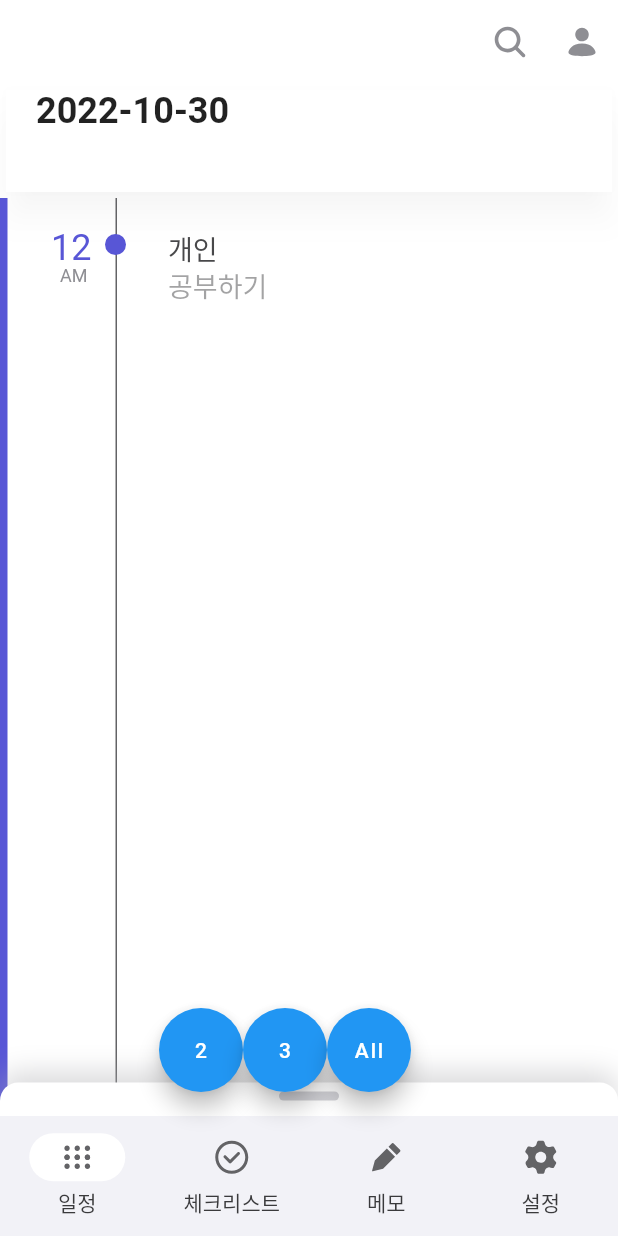
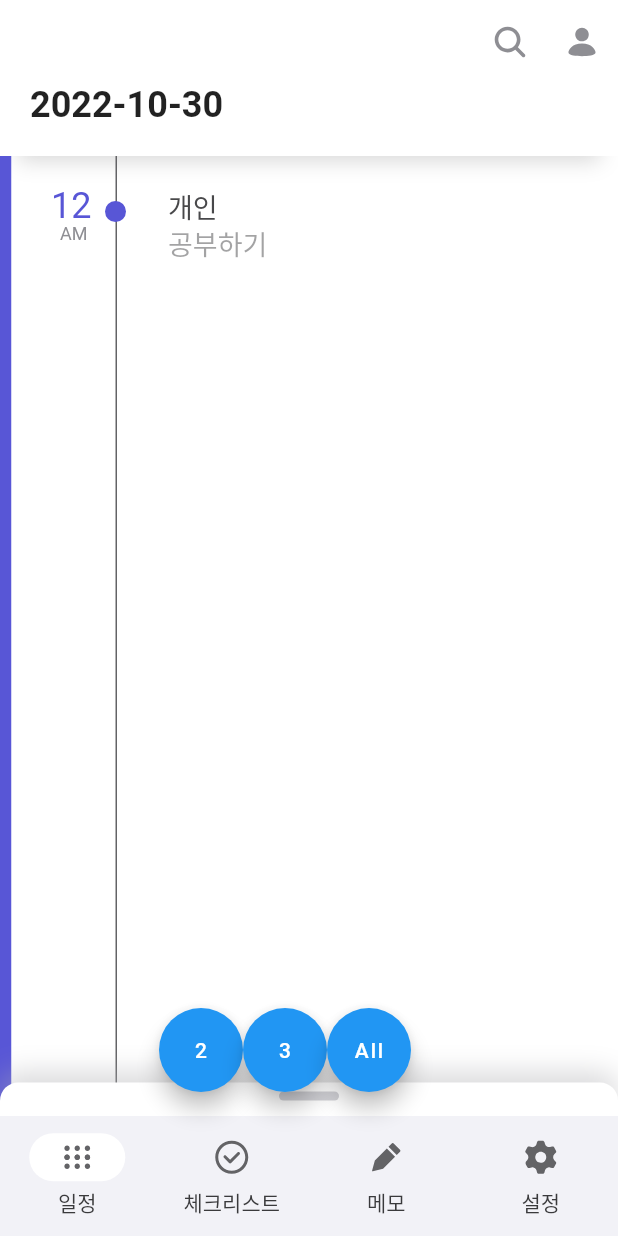
Before and after one commit to woori-side-team/calendar, a Flutter app: the DayPage screen opened directly with empty values, after a tap on "30", on a phone screen of 412 x 824 dp. Run offline on Flutter 3.47's test engine with Material 2 defaults, Android fonts, the phone set to English and light mode, and no system bars; our stand-ins replace carousel_slider, flutter_svg, freezed_annotation, get_it, hive, hive_flutter and 2 more; accounts and stored records are empty; generated files the repository leaves out were written again; Roboto replaces fonts that are missing (Pretendard).

Commit message:
바텀시트 디자인 수정 바텀시트 편집 버튼 색상 로직 추가

```diff
--- a/lib/main.dart
+++ b/lib/main.dart
@@ -3,6 +3,7 @@ import 'package:calendar/common/di/di.dart';
 import 'package:calendar/data/data_sources/local//schedule_entity.dart';
 import 'package:calendar/presentation/providers/schedules_provider.dart';
 import 'package:calendar/presentation/providers/selection_provider.dart';
+import 'package:calendar/presentation/providers/sheet_provider.dart';
 import 'package:flutter/material.dart';
 import 'package:hive_flutter/adapters.dart';
 import 'package:provider/provider.dart';
@@ -22,5 +23,6 @@ void main() async {
   runApp(MultiProvider(providers: [
     ChangeNotifierProvider(create: (context) => SchedulesProvider()),
     ChangeNotifierProvider(create: (context) => SelectionProvider()),
+    ChangeNotifierProvider(create: (context) => SheetProvider()),
   ], child: const App()));
 }
--- /dev/null
+++ b/lib/presentation/providers/sheet_provider.dart
@@ -0,0 +1,68 @@
+import 'package:calendar/domain/models/schedule_model.dart';
+import 'package:flutter/material.dart';
+
+import '../../common/utils/custom_date_utils.dart';
+import '../widgets/common/custom_theme.dart';
+
+class SheetProvider with ChangeNotifier {
+  // page마다 sheet는 다 다른 시트이기 때문에,
+  // DraggableScrollableController 하나를 다같이 쓰면
+  // 이미 할당된 controller라면서 error가 뜬다.
+  // 그래서 page마다 다 다른 controller를 할당
+  final List<DraggableScrollableController> _sheetScrollControllers = [];
+  Color _editColor = CustomTheme.gray.gray3;
+
+  @override
+  void dispose() {
+    for (var controller in _sheetScrollControllers) {
+      controller.dispose();
+    }
+    super.dispose();
+  }
+
+  void addScrollController() {
+    _sheetScrollControllers.add(DraggableScrollableController());
+  }
+
+  List<DraggableScrollableController> get sheetScrollControllers =>
+      _sheetScrollControllers;
+
+  Color get editColor => _editColor;
+
+  void setEditColor(int scrollControllerIndex, double size) {
+    if (_sheetScrollControllers[scrollControllerIndex].isAttached &&
+        _sheetScrollControllers[scrollControllerIndex].size >= 0.5) {
+      _editColor = CustomTheme.tint.blue;
+    } else {
+      _editColor = CustomTheme.gray.gray3;
+    }
+    notifyListeners();
+  }
+
+  /// DateTime.now()와 target이 며칠 차이나는지 반환
+  int getDCount(DateTime target) {
+    final startDate = DateTime(target.year, target.month, target.day);
+    final nowDate =
+        DateTime(DateTime.now().year, DateTime.now().month, DateTime.now().day);
+    return startDate.difference(nowDate).inDays;
+  }
+
+  double getMaxSheetSize(BuildContext context) {
+    double safePadding = MediaQuery.of(context).padding.top;
+    double totalHeight = MediaQuery.of(context).size.height;
+    double safeTotalRatio = safePadding / totalHeight;
+    return 1.0 - safeTotalRatio;
+  }
+
+  bool isScheduleToShow(ScheduleModel schedule) {
+    bool isDCountZeroOrMoreThanZero(ScheduleModel schedule) {
+      final dCount = getDCount(schedule.start);
+      return dCount >= 0;
+    }
+
+    final now = CustomDateUtils.getNow();
+
+    return schedule.start.month == now.month &&
+        isDCountZeroOrMoreThanZero(schedule);
+  }
+}
--- a/lib/presentation/widgets/common/custom_bottom_sheet.dart
+++ b/lib/presentation/widgets/common/custom_bottom_sheet.dart
@@ -1,6 +1,8 @@
+import 'package:calendar/presentation/providers/sheet_provider.dart';
 import 'package:calendar/presentation/widgets/common/custom_backdrop.dart';
 import 'package:calendar/presentation/widgets/common/custom_theme.dart';
 import 'package:flutter/material.dart';
+import 'package:provider/provider.dart';
 
 /// 화면에 항상 떠 있는 bottom sheet입니다.
 /// 드래그하여 크기를 조정할 수 있습니다.
@@ -24,33 +26,40 @@ class CustomBottomSheet extends StatefulWidget {
 }
 
 class _CustomBottomSheetState extends State<CustomBottomSheet> {
-  // Rebuild 이후에도 새로 만들지 않고 재사용해야 하므로 state로 들고 있음.
-  late final DraggableScrollableController _sheetController;
-
   late double _size;
 
-  void _handleChange() {
+  //몇 번째 sheet냐?
+  late int sheetIndex;
+
+  void _handleChange(SheetProvider viewModel) {
     setState(() {
-      _size = _sheetController.size;
+      double middleSize = 0.5;
+      _size = viewModel.sheetScrollControllers[sheetIndex].size;
+      if (_size == widget.minSize ||
+          _size == middleSize ||
+          _size == widget.maxSize) {
+        viewModel.setEditColor(sheetIndex, _size);
+      }
     });
   }
 
   @override
   void initState() {
     super.initState();
-    _sheetController = DraggableScrollableController();
-    _sheetController.addListener(_handleChange);
+    final viewModel = context.read<SheetProvider>();
+    sheetIndex = viewModel.sheetScrollControllers.length;
+    viewModel.addScrollController();
+    final scrollController = viewModel.sheetScrollControllers[sheetIndex];
+    scrollController.addListener(() {
+      _handleChange(viewModel);
+    });
     _size = widget.minSize;
   }
 
   @override
-  void dispose() {
-    _sheetController.removeListener(_handleChange);
-    super.dispose();
-  }
+  Widget build(BuildContext context) {
+    final viewModel = context.watch<SheetProvider>();
 
-  @override
-  Widget build(BuildContext context) {
     final decoration = BoxDecoration(
         color: CustomTheme.background.primary,
         borderRadius: const BorderRadius.only(
@@ -83,7 +92,7 @@ class _CustomBottomSheetState extends State<CustomBottomSheet> {
           maxValue: widget.maxSize,
           minShowValue: widget.minSize + 0.1),
       DraggableScrollableSheet(
-          controller: _sheetController,
+          controller: viewModel.sheetScrollControllers[sheetIndex],
           minChildSize: widget.minSize,
           maxChildSize: widget.maxSize,
           initialChildSize: widget.minSize,
@@ -96,8 +105,9 @@ class _CustomBottomSheetState extends State<CustomBottomSheet> {
                   controller: scrollController,
                   child: Column(children: [
                     Tooltip(
-                      showDuration: const Duration(seconds: 5),
-                      padding: const EdgeInsets.only(top: 6, bottom: 10, left: 11, right: 11),
+                        showDuration: const Duration(seconds: 5),
+                        padding: const EdgeInsets.only(
+                            top: 6, bottom: 10, left: 11, right: 11),
                         message: '해당 슬라이드를 위로 당기면, 다가오는 일정을 확인할 수 '
                             '있고 일정을 추가할 수도 있습니다.',
                         textStyle: TextStyle(color: CustomTheme.scale.scale1),
--- a/lib/presentation/widgets/layout/custom_app_bar.dart
+++ b/lib/presentation/widgets/layout/custom_app_bar.dart
@@ -53,6 +53,7 @@ class CustomAppBar extends StatelessWidget implements PreferredSizeWidget {
   Widget build(BuildContext context) {
     return AppBar(
         systemOverlayStyle: SystemUiOverlayStyle.dark,
+        automaticallyImplyLeading: false,
         backgroundColor: Colors.transparent,
         elevation: 0,
         actions: [
--- a/lib/presentation/widgets/schedule/day_page.dart
+++ b/lib/presentation/widgets/schedule/day_page.dart
@@ -16,7 +16,7 @@ class DayPage extends StatelessWidget {
   static const routeName = 'day';
   final DateTime selectedDate;
 
-  DayPage({super.key, required this.selectedDate});
+  const DayPage({super.key, required this.selectedDate});
 
   Widget _createLimitedScheduleTextContainer({
     required String title,
@@ -145,7 +145,7 @@ class DayPage extends StatelessWidget {
           ],
         ),
         Padding(
-          padding: const EdgeInsets.only(left: 12, top: 24),
+          padding: const EdgeInsets.only(left: 12, top: 30),
           child: Container(
             width: 14,
             height: 14,
@@ -181,20 +181,23 @@ class DayPage extends StatelessWidget {
   }
 
   Widget _createDateCard({required DateTime date}) {
-    return Card(
-      color: CustomTheme.background.primary,
-      shadowColor: const Color.fromRGBO(0, 0, 0, 0.16),
-      elevation: 9,
-      child: Container(
+    return Container(
       width: double.infinity,
+      height: 48,
       decoration: BoxDecoration(
+        boxShadow: const [
+          BoxShadow(
+              offset: Offset(0, 15),
+              color: Color.fromRGBO(0, 0, 0, 0.16),
+              blurRadius: 12,
+              spreadRadius: -12)
+        ],
         color: CustomTheme.background.primary,
       ),
-        padding: const EdgeInsets.only(left: 20, bottom: 40),
+      padding: const EdgeInsets.only(left: 20, bottom: 10),
       child: Text(
         DateFormat('yyyy-MM-dd').format(date),
         style: const TextStyle(fontWeight: FontWeight.w600, fontSize: 24),
-        ),
       ),
     );
   }
@@ -246,7 +249,7 @@ class DayPage extends StatelessWidget {
                               scrollDirection: Axis.horizontal,
                               itemBuilder: (context, index) {
                                 return Container(
-                              width: 5,
+                                  width: 7.5,
                                   color: markerColors[schedulesProvider
                                           .allDaySchedulesColorIndexes[
                                       index % markerColors.length]],
@@ -258,7 +261,11 @@ class DayPage extends StatelessWidget {
                                 );
                               },
                               itemCount: schedulesProvider
-                              .allDaySchedulesColorIndexes.length),
+                                          .allDaySchedulesColorIndexes.length <=
+                                      3
+                                  ? schedulesProvider
+                                      .allDaySchedulesColorIndexes.length
+                                  : 3),
                         ),
                       ],
                     ),
@@ -273,6 +280,7 @@ class DayPage extends StatelessWidget {
                       ),
                     ),
                     ListView.builder(
+                      padding: EdgeInsets.zero,
                       physics: const ClampingScrollPhysics(),
                       itemCount: schedulesProvider.oneDaySchedules.length,
                       itemBuilder: (BuildContext context, int index) {
--- a/lib/presentation/widgets/schedule/schedule_sheet.dart
+++ b/lib/presentation/widgets/schedule/schedule_sheet.dart
@@ -1,7 +1,7 @@
-import 'package:calendar/common/utils/custom_date_utils.dart';
 import 'package:calendar/common/utils/custom_route_utils.dart';
 import 'package:calendar/domain/models/schedule_model.dart';
 import 'package:calendar/presentation/providers/schedules_provider.dart';
+import 'package:calendar/presentation/providers/sheet_provider.dart';
 import 'package:calendar/presentation/widgets/common/custom_bottom_sheet.dart';
 import 'package:calendar/presentation/widgets/common/custom_theme.dart';
 import 'package:calendar/presentation/widgets/schedule/day_page.dart';
@@ -45,7 +45,7 @@ class _ScheduleSheet extends State<ScheduleSheet> {
     _mode = _Mode.view;
   }
 
-  Widget _createHeader() {
+  Widget _createHeader(SheetProvider viewModel) {
     return Container(
         alignment: Alignment.centerLeft,
         padding: const EdgeInsets.only(top: 14, left: 20, right: 18),
@@ -60,8 +60,8 @@ class _ScheduleSheet extends State<ScheduleSheet> {
               ? TextButton(
                   onPressed: _handlePressEdit,
                   child: Text('편집',
-                      style: TextStyle(
-                          fontSize: 17, color: CustomTheme.tint.blue)))
+                      style:
+                          TextStyle(fontSize: 17, color: viewModel.editColor)))
               : IconButton(
                   onPressed: _handlePressView,
                   icon:
@@ -69,18 +69,11 @@ class _ScheduleSheet extends State<ScheduleSheet> {
         ]));
   }
 
-  /// DateTime.now()와 target이 며칠 차이나는지 반환
-  int _getDCount(DateTime target) {
-    final startDate = DateTime(target.year, target.month, target.day);
-    final nowDate =
-        DateTime(DateTime.now().year, DateTime.now().month, DateTime.now().day);
-    return startDate.difference(nowDate).inDays;
-  }
-
-  Widget _createScheduleView(BuildContext context, ScheduleModel schedule) {
+  Widget _createScheduleView(
+      SheetProvider viewModel, BuildContext context, ScheduleModel schedule) {
     const controlWidth = 24.0;
     const controlHeight = 24.0;
-    final dCount = _getDCount(schedule.start);
+    final dCount = viewModel.getDCount(schedule.start);
 
     return Container(
         height: 24,
@@ -96,7 +89,7 @@ class _ScheduleSheet extends State<ScheduleSheet> {
                       ? BorderRadius.circular(50)
                       : null,
                   color: markerColors[schedule.colorIndex]),
-              child: Text('D-$dCount',
+              child: Text(dCount != 0 ? 'D-$dCount' : 'D-Day',
                   style: TextStyle(
                       color: CustomTheme.background.primary,
                       fontSize: 12,
@@ -156,16 +149,10 @@ class _ScheduleSheet extends State<ScheduleSheet> {
         margin: const EdgeInsets.only(top: 4));
   }
 
-  Widget _createContent(BuildContext context) {
-    bool isDCountMoreThanZero(ScheduleModel schedule) {
-      final dCount = _getDCount(schedule.start);
-      return dCount > 0;
-    }
-
-    final now = CustomDateUtils.getNow();
+  Widget _createContent(SheetProvider viewModel, BuildContext context) {
     final schedules = context.watch<SchedulesProvider>().getSchedules();
     final schedulesToShow = schedules.where((schedule) =>
-        schedule.start.month == now.month && isDCountMoreThanZero(schedule));
+        viewModel.isScheduleToShow(schedule));
 
     // 최대 몇개까지만 보여줄지.
     const maxShowCount = 7;
@@ -175,7 +162,8 @@ class _ScheduleSheet extends State<ScheduleSheet> {
         child: Column(children: [
           ...schedulesToShow
               .take(maxShowCount)
-              .map((schedule) => _createScheduleView(context, schedule))
+              .map((schedule) =>
+                  _createScheduleView(viewModel, context, schedule))
               .toList(),
           Container(
               margin: const EdgeInsets.only(top: 4),
@@ -209,11 +197,9 @@ class _ScheduleSheet extends State<ScheduleSheet> {
 
   @override
   Widget build(BuildContext context) {
+    final viewModel = context.watch<SheetProvider>();
     final double minSize = widget.minSizeRatio ?? 0.3;
-    double safePadding = MediaQuery.of(context).padding.top;
-    double totalHeight = MediaQuery.of(context).size.height;
-    double safeTotalRatio = safePadding / totalHeight;
-    final double maxSize = 1.0 - safeTotalRatio;
+    final double maxSize = viewModel.getMaxSheetSize(context);
 
     return CustomBottomSheet(
         minSize: minSize,
@@ -225,8 +211,8 @@ class _ScheduleSheet extends State<ScheduleSheet> {
             color: CustomTheme.gray.gray4,
             height: 1,
           ),
-          _createHeader(),
-          _createContent(context)
+          _createHeader(viewModel),
+          _createContent(viewModel, context)
         ]));
   }
 }
```
Lines whose indentation alone changed are shown as unchanged.
